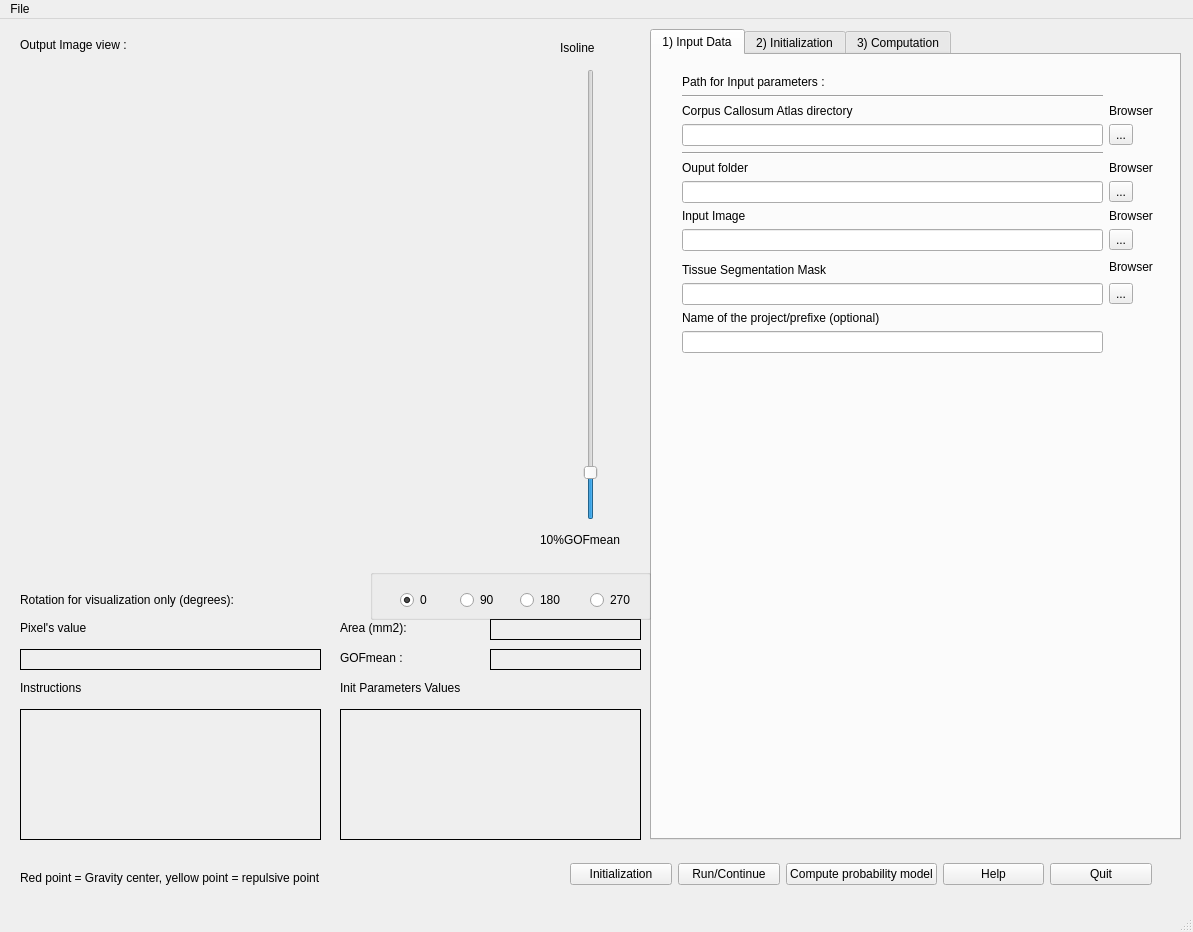
Qt form CCSeg/CCsegtoolguiwindow.ui (NIRALUser/CCSeg) before a commit.
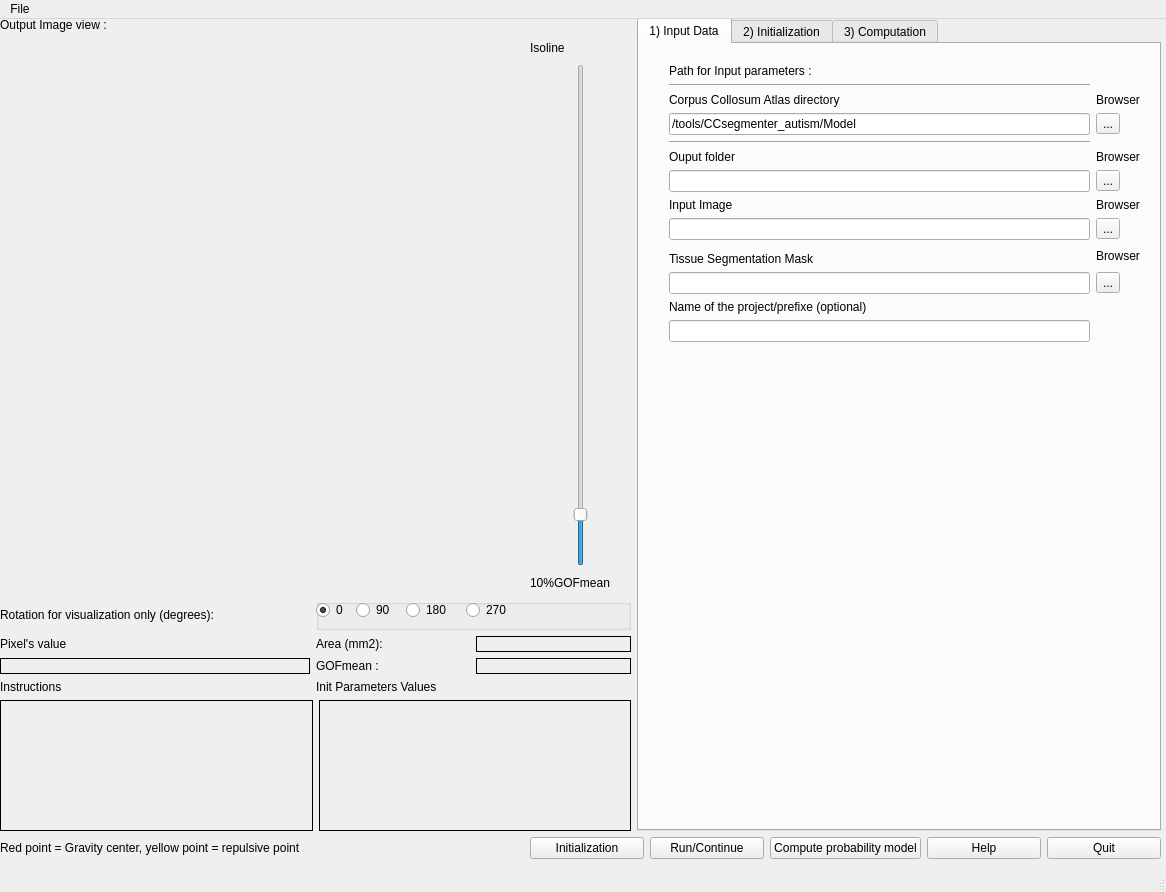
The same form after that commit.

Commit message: ENH: resize the mainwindow with a Qscrollarea available

Diff of the .ui file:
```diff
--- a/CCSeg/CCsegtoolguiwindow.ui
+++ b/CCSeg/CCsegtoolguiwindow.ui
@@ -6,8 +6,8 @@
    <rect>
     <x>0</x>
     <y>0</y>
-    <width>1193</width>
-    <height>932</height>
+    <width>1166</width>
+    <height>892</height>
    </rect>
   </property>
   <property name="acceptDrops">
@@ -20,14 +20,250 @@
    <string>file:///home/yben/microsoft_logo.jpg </string>
   </property>
   <widget class="QWidget" name="centralwidget">
+   <widget class="QWidget" name="gridLayoutWidget">
+    <property name="geometry">
+     <rect>
+      <x>0</x>
+      <y>-1</y>
+      <width>1161</width>
+      <height>841</height>
+     </rect>
+    </property>
+    <layout class="QGridLayout" name="GLayoutPrincipal">
+     <item row="4" column="0" colspan="2">
+      <layout class="QGridLayout" name="gridLayoutdownleft">
+       <item row="0" column="0" colspan="2">
+        <layout class="QGridLayout" name="box">
+         <item row="0" column="0" colspan="2">
+          <widget class="QLabel" name="visuflip">
+           <property name="text">
+            <string>Rotation for visualization only (degrees):</string>
+           </property>
+          </widget>
+         </item>
+         <item row="0" column="2" colspan="2">
+          <widget class="QGroupBox" name="DegreBox">
+           <property name="title">
+            <string/>
+           </property>
+           <widget class="QRadioButton" name="VisuRot90">
+            <property name="geometry">
+             <rect>
+              <x>40</x>
+              <y>0</y>
+              <width>51</width>
+              <height>22</height>
+             </rect>
+            </property>
+            <property name="text">
+             <string>90</string>
+            </property>
+           </widget>
+           <widget class="QRadioButton" name="VisuRot180">
+            <property name="geometry">
+             <rect>
+              <x>90</x>
+              <y>0</y>
+              <width>61</width>
+              <height>22</height>
+             </rect>
+            </property>
+            <property name="text">
+             <string>180</string>
+            </property>
+           </widget>
+           <widget class="QRadioButton" name="VisuRot270">
+            <property name="geometry">
+             <rect>
+              <x>150</x>
+              <y>0</y>
+              <width>61</width>
+              <height>22</height>
+             </rect>
+            </property>
+            <property name="text">
+             <string>270</string>
+            </property>
+           </widget>
+           <widget class="QRadioButton" name="VisuRot0">
+            <property name="geometry">
+             <rect>
+              <x>0</x>
+              <y>0</y>
+              <width>41</width>
+              <height>22</height>
+             </rect>
+            </property>
+            <property name="text">
+             <string>0</string>
+            </property>
+            <property name="checked">
+             <bool>true</bool>
+            </property>
+           </widget>
+          </widget>
+         </item>
+         <item row="1" column="0" colspan="2">
+          <widget class="QLabel" name="pixeltitle">
+           <property name="text">
+            <string>Pixel's value </string>
+           </property>
+          </widget>
+         </item>
+         <item row="1" column="2">
+          <widget class="QLabel" name="Areatitle">
+           <property name="text">
+            <string>Area (mm2):</string>
+           </property>
+          </widget>
+         </item>
+         <item row="1" column="3">
+          <widget class="QLabel" name="Arealabel">
+           <property name="frameShape">
+            <enum>QFrame::Box</enum>
+           </property>
+           <property name="text">
+            <string/>
+           </property>
+          </widget>
+         </item>
+         <item row="2" column="0" colspan="2">
+          <widget class="QLabel" name="pixellabel">
+           <property name="frameShape">
+            <enum>QFrame::Box</enum>
+           </property>
+           <property name="frameShadow">
+            <enum>QFrame::Plain</enum>
+           </property>
+           <property name="text">
+            <string/>
+           </property>
+          </widget>
+         </item>
+         <item row="2" column="2">
+          <widget class="QLabel" name="GOFmeantitle">
+           <property name="text">
+            <string>GOFmean :</string>
+           </property>
+          </widget>
+         </item>
+         <item row="2" column="3">
+          <widget class="QLabel" name="GOFmean">
+           <property name="frameShape">
+            <enum>QFrame::Box</enum>
+           </property>
+           <property name="text">
+            <string/>
+           </property>
+          </widget>
+         </item>
+         <item row="3" column="0" colspan="2">
+          <widget class="QLabel" name="instructionstitle">
+           <property name="text">
+            <string>Instructions</string>
+           </property>
+          </widget>
+         </item>
+         <item row="3" column="2" colspan="2">
+          <widget class="QLabel" name="Initparamframetitle">
+           <property name="text">
+            <string>Init Parameters Values</string>
+           </property>
+          </widget>
+         </item>
+        </layout>
+       </item>
+       <item row="1" column="0">
+        <widget class="QLabel" name="instructionsview">
+         <property name="minimumSize">
+          <size>
+           <width>312</width>
+           <height>131</height>
+          </size>
+         </property>
+         <property name="frameShape">
+          <enum>QFrame::Box</enum>
+         </property>
+         <property name="frameShadow">
+          <enum>QFrame::Plain</enum>
+         </property>
+         <property name="text">
+          <string/>
+         </property>
+        </widget>
+       </item>
+       <item row="1" column="1">
+        <widget class="QLabel" name="parametersinitview">
+         <property name="minimumSize">
+          <size>
+           <width>311</width>
+           <height>131</height>
+          </size>
+         </property>
+         <property name="frameShape">
+          <enum>QFrame::Box</enum>
+         </property>
+         <property name="frameShadow">
+          <enum>QFrame::Plain</enum>
+         </property>
+         <property name="text">
+          <string/>
+         </property>
+        </widget>
+       </item>
+      </layout>
+     </item>
+     <item row="0" column="0" colspan="2">
+      <widget class="QLabel" name="title">
+       <property name="frameShape">
+        <enum>QFrame::NoFrame</enum>
+       </property>
+       <property name="frameShadow">
+        <enum>QFrame::Plain</enum>
+       </property>
+       <property name="lineWidth">
+        <number>1</number>
+       </property>
+       <property name="text">
+        <string>Output Image view : </string>
+       </property>
+      </widget>
+     </item>
+     <item row="2" column="1">
+      <widget class="QSlider" name="isoline">
+       <property name="minimumSize">
+        <size>
+         <width>101</width>
+         <height>451</height>
+        </size>
+       </property>
+       <property name="minimum">
+        <number>1</number>
+       </property>
+       <property name="maximum">
+        <number>100</number>
+       </property>
+       <property name="singleStep">
+        <number>1</number>
+       </property>
+       <property name="value">
+        <number>10</number>
+       </property>
+       <property name="orientation">
+        <enum>Qt::Vertical</enum>
+       </property>
+       <property name="tickInterval">
+        <number>0</number>
+       </property>
+      </widget>
+     </item>
+     <item row="0" column="2" rowspan="5">
    <widget class="QTabWidget" name="CCsegtool">
-    <property name="geometry">
-     <rect>
-      <x>650</x>
-      <y>10</y>
-      <width>531</width>
-      <height>811</height>
-     </rect>
+       <property name="minimumSize">
+        <size>
+         <width>522</width>
+         <height>804</height>
+        </size>
     </property>
     <property name="mouseTracking">
      <bool>false</bool>
@@ -163,14 +399,14 @@
          <item row="3" column="0">
           <widget class="QLineEdit" name="CCAtlasDirectorybox">
            <property name="text">
-            <string/>
+               <string>/tools/CCsegmenter_autism/Model</string>
            </property>
           </widget>
          </item>
          <item row="2" column="0">
           <widget class="QLabel" name="CCatlasdirectorylabel">
            <property name="text">
-            <string>Corpus Callosum Atlas directory</string>
+               <string>Corpus Collosum Atlas directory</string>
            </property>
           </widget>
          </item>
@@ -1021,15 +1257,34 @@
      </widget>
     </widget>
    </widget>
-   <widget class="QWidget" name="layoutWidget">
-    <property name="geometry">
-     <rect>
-      <x>570</x>
-      <y>830</y>
-      <width>582</width>
-      <height>51</height>
-     </rect>
-    </property>
+     </item>
+     <item row="3" column="1">
+      <widget class="QLabel" name="isolinevalue">
+       <property name="minimumSize">
+        <size>
+         <width>101</width>
+         <height>21</height>
+        </size>
+       </property>
+       <property name="text">
+        <string>10%GOFmean</string>
+       </property>
+      </widget>
+     </item>
+     <item row="1" column="1">
+      <widget class="QLabel" name="IsolineLabel">
+       <property name="minimumSize">
+        <size>
+         <width>101</width>
+         <height>20</height>
+        </size>
+       </property>
+       <property name="text">
+        <string>Isoline</string>
+       </property>
+      </widget>
+     </item>
+     <item row="5" column="1" colspan="2">
     <layout class="QHBoxLayout" name="layoutbutton">
      <item>
       <widget class="QPushButton" name="initialization">
@@ -1079,330 +1334,25 @@
       </widget>
      </item>
     </layout>
-   </widget>
-   <widget class="QLabel" name="instructionsview">
-    <property name="geometry">
-     <rect>
-      <x>20</x>
-      <y>690</y>
-      <width>301</width>
-      <height>131</height>
-     </rect>
-    </property>
-    <property name="frameShape">
-     <enum>QFrame::Box</enum>
-    </property>
-    <property name="frameShadow">
-     <enum>QFrame::Plain</enum>
-    </property>
-    <property name="text">
-     <string/>
-    </property>
-   </widget>
-   <widget class="QLabel" name="parametersinitview">
-    <property name="geometry">
-     <rect>
-      <x>340</x>
-      <y>690</y>
-      <width>301</width>
-      <height>131</height>
-     </rect>
-    </property>
-    <property name="frameShape">
-     <enum>QFrame::Box</enum>
-    </property>
-    <property name="frameShadow">
-     <enum>QFrame::Plain</enum>
-    </property>
-    <property name="text">
-     <string/>
-    </property>
-   </widget>
-   <widget class="QLabel" name="instructionstitle">
-    <property name="geometry">
-     <rect>
-      <x>20</x>
-      <y>660</y>
-      <width>301</width>
-      <height>17</height>
-     </rect>
-    </property>
-    <property name="text">
-     <string>Instructions</string>
-    </property>
-   </widget>
-   <widget class="QLabel" name="Initparamframetitle">
-    <property name="geometry">
-     <rect>
-      <x>340</x>
-      <y>660</y>
-      <width>301</width>
-      <height>17</height>
-     </rect>
-    </property>
-    <property name="text">
-     <string>Init Parameters Values</string>
-    </property>
-   </widget>
-   <widget class="QLabel" name="title">
-    <property name="geometry">
-     <rect>
-      <x>20</x>
-      <y>10</y>
-      <width>521</width>
-      <height>31</height>
-     </rect>
-    </property>
-    <property name="frameShape">
-     <enum>QFrame::NoFrame</enum>
-    </property>
-    <property name="frameShadow">
-     <enum>QFrame::Plain</enum>
-    </property>
-    <property name="lineWidth">
-     <number>1</number>
-    </property>
-    <property name="text">
-     <string>Output Image view : </string>
-    </property>
-   </widget>
-   <widget class="QLabel" name="pixellabel">
-    <property name="geometry">
-     <rect>
-      <x>20</x>
-      <y>630</y>
-      <width>301</width>
-      <height>21</height>
-     </rect>
-    </property>
-    <property name="frameShape">
-     <enum>QFrame::Box</enum>
-    </property>
-    <property name="frameShadow">
-     <enum>QFrame::Plain</enum>
-    </property>
-    <property name="text">
-     <string/>
-    </property>
-   </widget>
-   <widget class="QLabel" name="pixeltitle">
-    <property name="geometry">
-     <rect>
-      <x>20</x>
-      <y>600</y>
-      <width>101</width>
-      <height>17</height>
-     </rect>
-    </property>
-    <property name="text">
-     <string>Pixel's value </string>
-    </property>
-   </widget>
+     </item>
+     <item row="5" column="0">
    <widget class="QLabel" name="legend">
-    <property name="geometry">
-     <rect>
-      <x>20</x>
-      <y>850</y>
-      <width>381</width>
-      <height>17</height>
-     </rect>
-    </property>
     <property name="text">
      <string>Red point = Gravity center, yellow point = repulsive point</string>
     </property>
    </widget>
-   <widget class="QSlider" name="isoline">
-    <property name="geometry">
-     <rect>
-      <x>580</x>
-      <y>50</y>
-      <width>21</width>
-      <height>451</height>
-     </rect>
-    </property>
-    <property name="minimum">
-     <number>1</number>
-    </property>
-    <property name="maximum">
-     <number>100</number>
-    </property>
-    <property name="singleStep">
-     <number>1</number>
-    </property>
-    <property name="value">
-     <number>10</number>
-    </property>
-    <property name="orientation">
-     <enum>Qt::Vertical</enum>
-    </property>
-    <property name="tickInterval">
-     <number>0</number>
-    </property>
-   </widget>
-   <widget class="QLabel" name="IsolineLabel">
-    <property name="geometry">
-     <rect>
-      <x>560</x>
-      <y>20</y>
-      <width>61</width>
-      <height>17</height>
-     </rect>
-    </property>
-    <property name="text">
-     <string>Isoline</string>
-    </property>
-   </widget>
-   <widget class="QLabel" name="isolinevalue">
-    <property name="geometry">
-     <rect>
-      <x>540</x>
-      <y>510</y>
-      <width>101</width>
-      <height>21</height>
-     </rect>
-    </property>
-    <property name="text">
-     <string>10%GOFmean</string>
-    </property>
-   </widget>
-   <widget class="QLabel" name="GOFmeantitle">
-    <property name="geometry">
-     <rect>
-      <x>340</x>
-      <y>630</y>
-      <width>141</width>
-      <height>17</height>
-     </rect>
-    </property>
-    <property name="text">
-     <string>GOFmean :</string>
-    </property>
-   </widget>
-   <widget class="QLabel" name="GOFmean">
-    <property name="geometry">
-     <rect>
-      <x>490</x>
-      <y>630</y>
-      <width>151</width>
-      <height>21</height>
-     </rect>
-    </property>
-    <property name="frameShape">
-     <enum>QFrame::Box</enum>
-    </property>
-    <property name="text">
-     <string/>
-    </property>
-   </widget>
-   <widget class="QLabel" name="Areatitle">
-    <property name="geometry">
-     <rect>
-      <x>340</x>
-      <y>600</y>
-      <width>141</width>
-      <height>17</height>
-     </rect>
-    </property>
-    <property name="text">
-     <string>Area (mm2):</string>
-    </property>
-   </widget>
-   <widget class="QLabel" name="Arealabel">
-    <property name="geometry">
-     <rect>
-      <x>490</x>
-      <y>600</y>
-      <width>151</width>
-      <height>21</height>
-     </rect>
-    </property>
-    <property name="frameShape">
-     <enum>QFrame::Box</enum>
-    </property>
-    <property name="text">
-     <string/>
-    </property>
-   </widget>
-   <widget class="QLabel" name="visuflip">
-    <property name="geometry">
-     <rect>
-      <x>20</x>
-      <y>570</y>
-      <width>331</width>
-      <height>21</height>
-     </rect>
-    </property>
-    <property name="text">
-     <string>Rotation for visualization only (degrees):</string>
-    </property>
-   </widget>
-   <widget class="QGroupBox" name="DegreBox">
-    <property name="geometry">
-     <rect>
-      <x>370</x>
-      <y>550</y>
-      <width>281</width>
-      <height>51</height>
-     </rect>
-    </property>
-    <property name="title">
-     <string/>
-    </property>
-    <widget class="QRadioButton" name="VisuRot90">
-     <property name="geometry">
-      <rect>
-       <x>90</x>
-       <y>20</y>
-       <width>51</width>
-       <height>22</height>
-      </rect>
-     </property>
-     <property name="text">
-      <string>90</string>
-     </property>
-    </widget>
-    <widget class="QRadioButton" name="VisuRot180">
-     <property name="geometry">
-      <rect>
-       <x>150</x>
-       <y>20</y>
-       <width>61</width>
-       <height>22</height>
-      </rect>
-     </property>
-     <property name="text">
-      <string>180</string>
-     </property>
-    </widget>
-    <widget class="QRadioButton" name="VisuRot270">
-     <property name="geometry">
-      <rect>
-       <x>220</x>
-       <y>20</y>
-       <width>61</width>
-       <height>22</height>
-      </rect>
-     </property>
-     <property name="text">
-      <string>270</string>
-     </property>
-    </widget>
-    <widget class="QRadioButton" name="VisuRot0">
-     <property name="geometry">
-      <rect>
-       <x>30</x>
-       <y>20</y>
-       <width>41</width>
-       <height>22</height>
-      </rect>
-     </property>
-     <property name="text">
-      <string>0</string>
-     </property>
-     <property name="checked">
-      <bool>true</bool>
-     </property>
-    </widget>
+     </item>
+     <item row="2" column="0">
+      <widget class="QWidget" name="Image" native="true">
+       <property name="minimumSize">
+        <size>
+         <width>524</width>
+         <height>482</height>
+        </size>
+       </property>
+      </widget>
+     </item>
+    </layout>
    </widget>
   </widget>
   <widget class="QMenuBar" name="menubar">
@@ -1410,7 +1360,7 @@
     <rect>
      <x>0</x>
      <y>0</y>
-     <width>1193</width>
+     <width>1166</width>
      <height>25</height>
     </rect>
    </property>
```
Left out of the diff: 4 changed lines with no effect on the pictures. Lines whose indentation alone changed are shown as unchanged. The commit also changes 2 other files.
